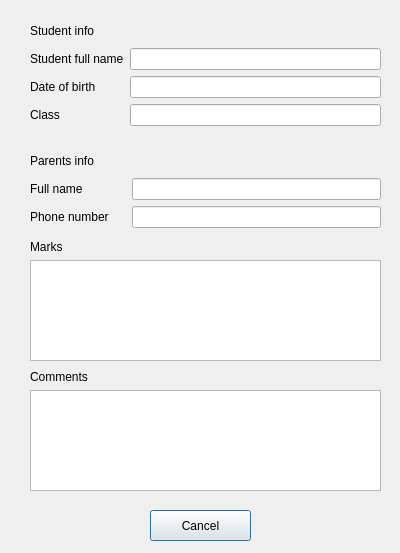
albaSANDROS/DIPLOMA-PROJECT.-Multi-user-client-server-application-e-journal, file QTcreator/Diary/student_info.ui: the form before one commit.
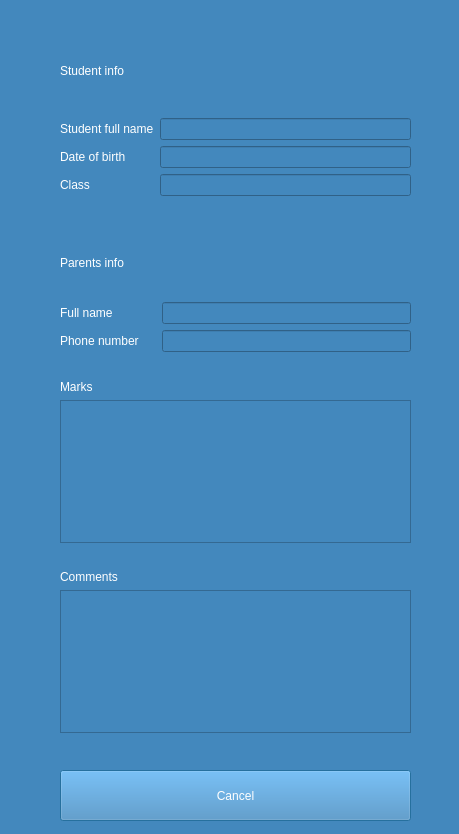
The form after the commit.

Commit message: Added icon to project. Changed main style of program

What changed in the file:
```diff
--- a/QTcreator/Diary/student_info.ui
+++ b/QTcreator/Diary/student_info.ui
@@ -6,22 +6,29 @@
    <rect>
     <x>0</x>
     <y>0</y>
-    <width>400</width>
-    <height>553</height>
+    <width>459</width>
+    <height>834</height>
    </rect>
   </property>
   <property name="windowTitle">
    <string>Dialog</string>
   </property>
+  <property name="styleSheet">
+   <string notr="true">background-color: rgb(67, 136, 189);
+selection-color: rgb(22, 34, 49);</string>
+  </property>
   <widget class="QPushButton" name="cancel_buttom">
    <property name="geometry">
     <rect>
-     <x>150</x>
-     <y>510</y>
-     <width>101</width>
-     <height>31</height>
+     <x>60</x>
+     <y>770</y>
+     <width>351</width>
+     <height>51</height>
     </rect>
    </property>
+   <property name="styleSheet">
+    <string notr="true">color: rgb(255, 255, 255);</string>
+   </property>
    <property name="text">
     <string>Cancel</string>
    </property>
@@ -29,8 +36,8 @@
   <widget class="QLabel" name="label_5">
    <property name="geometry">
     <rect>
-     <x>90</x>
-     <y>120</y>
+     <x>120</x>
+     <y>160</y>
      <width>349</width>
      <height>16</height>
     </rect>
@@ -42,15 +49,18 @@
   <widget class="QWidget" name="layoutWidget">
    <property name="geometry">
     <rect>
-     <x>30</x>
-     <y>370</y>
+     <x>60</x>
+     <y>570</y>
      <width>351</width>
-     <height>121</height>
+     <height>163</height>
     </rect>
    </property>
    <layout class="QVBoxLayout" name="verticalLayout_8">
     <item>
      <widget class="QLabel" name="comments_label">
+      <property name="styleSheet">
+       <string notr="true">color: rgb(255, 255, 255);</string>
+      </property>
       <property name="text">
        <string>Comments</string>
       </property>
@@ -58,6 +68,9 @@
     </item>
     <item>
      <widget class="QTextEdit" name="textEdit_comments">
+      <property name="styleSheet">
+       <string notr="true">color: rgb(255, 255, 255);</string>
+      </property>
       <property name="readOnly">
        <bool>true</bool>
       </property>
@@ -68,15 +81,18 @@
   <widget class="QWidget" name="layoutWidget">
    <property name="geometry">
     <rect>
-     <x>30</x>
-     <y>150</y>
+     <x>60</x>
+     <y>230</y>
      <width>351</width>
-     <height>78</height>
+     <height>122</height>
     </rect>
    </property>
    <layout class="QVBoxLayout" name="verticalLayout_5">
     <item>
      <widget class="QLabel" name="parents_info_label">
+      <property name="styleSheet">
+       <string notr="true">color: rgb(255, 255, 255);</string>
+      </property>
       <property name="text">
        <string>Parents info</string>
       </property>
@@ -88,6 +104,9 @@
        <layout class="QVBoxLayout" name="verticalLayout_4">
         <item>
          <widget class="QLabel" name="parents_fullname_label">
+          <property name="styleSheet">
+           <string notr="true">color: rgb(255, 255, 255);</string>
+          </property>
           <property name="text">
            <string>Full name</string>
           </property>
@@ -95,6 +114,9 @@
         </item>
         <item>
          <widget class="QLabel" name="label_6">
+          <property name="styleSheet">
+           <string notr="true">color: rgb(255, 255, 255);</string>
+          </property>
           <property name="text">
            <string>Phone number     </string>
           </property>
@@ -106,6 +128,9 @@
        <layout class="QVBoxLayout" name="verticalLayout_2">
         <item>
          <widget class="QLineEdit" name="lineEdit_parents_fullname">
+          <property name="styleSheet">
+           <string notr="true">color: rgb(255, 255, 255);</string>
+          </property>
           <property name="readOnly">
            <bool>true</bool>
           </property>
@@ -113,6 +138,9 @@
         </item>
         <item>
          <widget class="QLineEdit" name="lineEdit_parents_phonenum">
+          <property name="styleSheet">
+           <string notr="true">color: rgb(255, 255, 255);</string>
+          </property>
           <property name="readOnly">
            <bool>true</bool>
           </property>
@@ -127,15 +155,18 @@
   <widget class="QWidget" name="layoutWidget">
    <property name="geometry">
     <rect>
-     <x>30</x>
-     <y>20</y>
+     <x>60</x>
+     <y>30</y>
      <width>351</width>
-     <height>106</height>
+     <height>166</height>
     </rect>
    </property>
    <layout class="QVBoxLayout" name="verticalLayout_6">
     <item>
      <widget class="QLabel" name="stud_info_label">
+      <property name="styleSheet">
+       <string notr="true">color: rgb(255, 255, 255);</string>
+      </property>
       <property name="text">
        <string>Student info</string>
       </property>
@@ -147,6 +178,9 @@
        <layout class="QVBoxLayout" name="verticalLayout_3">
         <item>
          <widget class="QLabel" name="fullNameSt_label">
+          <property name="styleSheet">
+           <string notr="true">color: rgb(255, 255, 255);</string>
+          </property>
           <property name="text">
            <string>Student full name</string>
           </property>
@@ -154,6 +188,9 @@
         </item>
         <item>
          <widget class="QLabel" name="date_of_birth_label">
+          <property name="styleSheet">
+           <string notr="true">color: rgb(255, 255, 255);</string>
+          </property>
           <property name="text">
            <string>Date of birth</string>
           </property>
@@ -161,6 +198,9 @@
         </item>
         <item>
          <widget class="QLabel" name="class_label">
+          <property name="styleSheet">
+           <string notr="true">color: rgb(255, 255, 255);</string>
+          </property>
           <property name="text">
            <string>Class</string>
           </property>
@@ -172,6 +212,9 @@
        <layout class="QVBoxLayout" name="verticalLayout">
         <item>
          <widget class="QLineEdit" name="lineEdit_full_name">
+          <property name="styleSheet">
+           <string notr="true">color: rgb(255, 255, 255);</string>
+          </property>
           <property name="readOnly">
            <bool>true</bool>
           </property>
@@ -179,6 +222,9 @@
         </item>
         <item>
          <widget class="QLineEdit" name="lineEdit_dateOfBirth">
+          <property name="styleSheet">
+           <string notr="true">color: rgb(255, 255, 255);</string>
+          </property>
           <property name="readOnly">
            <bool>true</bool>
           </property>
@@ -186,6 +232,9 @@
         </item>
         <item>
          <widget class="QLineEdit" name="lineEdit_class_num">
+          <property name="styleSheet">
+           <string notr="true">color: rgb(255, 255, 255);</string>
+          </property>
           <property name="readOnly">
            <bool>true</bool>
           </property>
@@ -200,15 +249,18 @@
   <widget class="QWidget" name="layoutWidget">
    <property name="geometry">
     <rect>
-     <x>30</x>
-     <y>240</y>
+     <x>60</x>
+     <y>380</y>
      <width>351</width>
-     <height>121</height>
+     <height>163</height>
     </rect>
    </property>
    <layout class="QVBoxLayout" name="verticalLayout_7">
     <item>
      <widget class="QLabel" name="marks_label">
+      <property name="styleSheet">
+       <string notr="true">color: rgb(255, 255, 255);</string>
+      </property>
       <property name="text">
        <string>Marks</string>
       </property>
@@ -216,6 +268,9 @@
     </item>
     <item>
      <widget class="QTextEdit" name="textEdit_marks">
+      <property name="styleSheet">
+       <string notr="true">color: rgb(255, 255, 255);</string>
+      </property>
       <property name="readOnly">
        <bool>true</bool>
       </property>
```
The commit also changes 59 other files.
